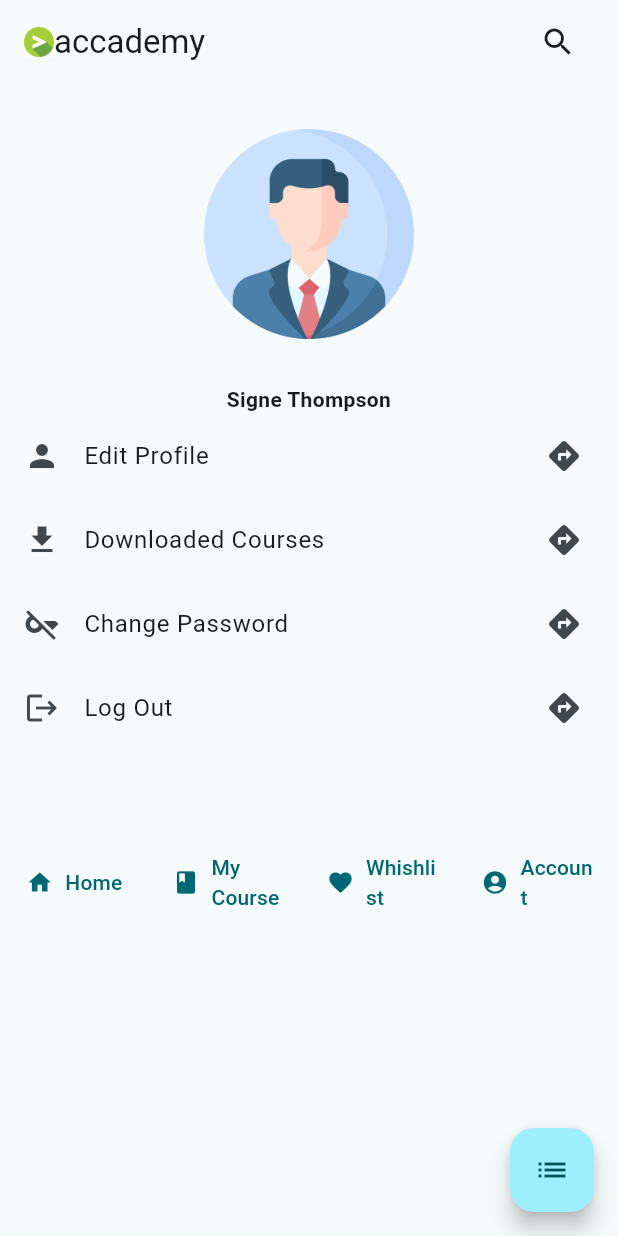
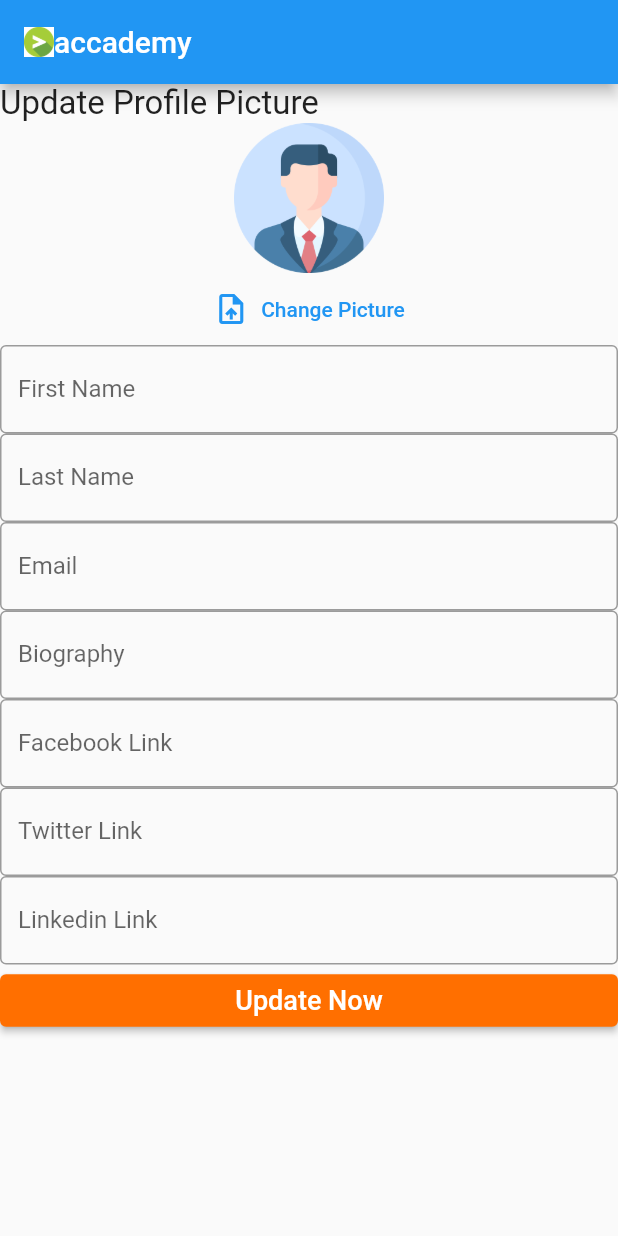
Before and after one commit to Salikkamal/flutter_application_2, a Flutter app: the screen it shows after launch, on a phone screen of 412 x 824 dp. Run offline on Flutter 3.47's test engine with Material 2 defaults, Android fonts, the phone set to English and light mode, and no system bars.

Commit message:
upaded one! Some new feauters have been added.

```diff
--- /dev/null
+++ b/lib/Screens/EditProfile.dart
@@ -0,0 +1,58 @@
+import 'package:flutter/material.dart';
+import 'package:flutter_application_2/Screens/DownloadedCourses.dart';
+import 'package:flutter_application_2/Screens/UserProfile.dart';
+import '../widgets/textfield.dart';
+import '../widgets/elevatedbuttonfunc.dart';
+
+class EditProfile extends StatelessWidget {
+  @override
+  Widget build(BuildContext context) {
+    return Scaffold(
+      appBar: AppBar(
+          title: Row(
+        mainAxisAlignment: MainAxisAlignment.spaceBetween,
+        children: [
+          Container(
+            child: Row(
+              children: [
+                Image.asset(
+                  'assets/photos/yes.png',
+                  fit: BoxFit.contain,
+                  height: 20,
+                ),
+                Text("accademy"),
+              ],
+            ),
+          ),
+        ],
+      )),
+      body: ListView(
+        children: [
+          Text(
+            "Update Profile Picture",
+            style: TextStyle(fontSize: 22),
+          ),
+          Container(
+              height: 100,
+              width: 100,
+              child: Image.asset('assets/photos/abc.PNG')),
+          TextButton.icon(
+              onPressed: () {
+                Navigator.of(context).push(
+                    MaterialPageRoute(builder: (context) => UserProfile()));
+              },
+              icon: Icon(Icons.upload_file),
+              label: Text("Change Picture")),
+          Textfieldfunc(labeltext: "First Name"),
+          Textfieldfunc(labeltext: "Last Name"),
+          Textfieldfunc(labeltext: "Email"),
+          Textfieldfunc(labeltext: "Biography"),
+          Textfieldfunc(labeltext: "Facebook Link"),
+          Textfieldfunc(labeltext: "Twitter Link"),
+          Textfieldfunc(labeltext: "Linkedin Link"),
+          Elevatedbuttonfunc(),
+        ],
+      ),
+    );
+  }
+}
--- a/lib/main.dart
+++ b/lib/main.dart
@@ -1,148 +1,18 @@
-import 'dart:io';
-
 import 'package:flutter/material.dart';
+import 'Screens/UserProfile.dart';
+import './screens/EditProfile.dart';
 
 void main() {
-  runApp(const MyApp());
+  runApp(MyApp());
 }
 
 class MyApp extends StatelessWidget {
-  const MyApp({super.key});
-
   @override
   Widget build(BuildContext context) {
     return MaterialApp(
       debugShowCheckedModeBanner: false,
       title: 'accademy',
-      theme: ThemeData(
-        colorScheme: ColorScheme.fromSeed(seedColor: Colors.white70),
-        useMaterial3: true,
-      ),
-      home: const MyHomePage(title: 'accademy'),
+      home: EditProfile(),
     );
   }
 }
-
-class MyHomePage extends StatefulWidget {
-  const MyHomePage({super.key, required this.title});
-
-  final String title;
-
-  @override
-  State<MyHomePage> createState() => _MyHomePageState();
-}
-
-class _MyHomePageState extends State<MyHomePage> {
-  //int _counter = 0;
-
-  // void _incrementCounter() {
-  //   setState(() {
-  //     //  _counter++;
-  //   });
-  // }
-
-  @override
-  Widget build(BuildContext context) {
-    return Scaffold(
-      appBar: AppBar(
-          //backgroundColor: Theme.of(context).colorScheme.inversePrimary,
-          title: Row(
-        mainAxisAlignment: MainAxisAlignment.spaceBetween,
-        children: [
-          Container(
-            margin: EdgeInsets.only(left: 0),
-            child: Row(
-              children: [
-                Image.asset(
-                  'assets/photos/yes.png',
-                  fit: BoxFit.contain,
-                  height: 20,
-                ),
-                Text(widget.title),
-              ],
-            ),
-          ),
-          Container(
-            margin: EdgeInsets.only(right: 0),
-            child: IconButton(onPressed: () {}, icon: Icon(Icons.search)),
-          ),
-        ],
-      )),
-      body: ListView(
-        children: [
-          Container(
-              padding: EdgeInsets.all(30),
-              decoration: BoxDecoration(
-                borderRadius: BorderRadius.circular(100),
-              ),
-              height: 200,
-              width: 200,
-              child: Image.asset('assets/photos/abc.PNG')),
-          Text(
-            "Signe Thompson",
-            textAlign: TextAlign.center,
-            style: TextStyle(fontWeight: FontWeight.bold),
-          ),
-          ListTile(
-            leading: Icon(
-              Icons.person,
-            ),
-            title: Text('Edit Profile'),
-            trailing: Icon(Icons.directions),
-          ),
-          ListTile(
-            leading: Icon(Icons.download),
-            title: Text('Downloaded Courses'),
-            trailing: Icon(Icons.directions),
-          ),
-          ListTile(
-            leading: Icon(Icons.key_off),
-            title: Text('Change Password'),
-            trailing: Icon(Icons.directions),
-          ),
-          ListTile(
-            leading: Icon(Icons.logout),
-            title: Text('Log Out'),
-            trailing: Icon(Icons.directions),
-          ),
-          Container(
-              margin: EdgeInsets.only(top: 60),
-              child: Row(
-                children: [
-                  Expanded(
-                    child: TextButton.icon(
-                        onPressed: () {},
-                        icon: Icon(Icons.home),
-                        label: Text("Home")),
-                  ),
-                  Expanded(
-                    child: TextButton.icon(
-                        onPressed: () {},
-                        icon: Icon(Icons.book),
-                        label: Text("My Course")),
-                  ),
-                  Expanded(
-                    child: TextButton.icon(
-                        onPressed: () {},
-                        icon: Icon(Icons.favorite),
-                        label: Text("Whishlist")),
-                  ),
-                  Expanded(
-                    child: TextButton.icon(
-                        onPressed: () {},
-                        icon: Icon(Icons.account_circle),
-                        label: Text("Account")),
-                  ),
-                ],
-              ))
-        ],
-      ),
-      floatingActionButton: FloatingActionButton(
-        onPressed: () {},
-        child: const Icon(
-          Icons.list,
-        ),
-      ),
-    );
-  }
-}
--- /dev/null
+++ b/lib/widgets/elevatedbuttonfunc.dart
@@ -0,0 +1,18 @@
+import 'package:flutter/material.dart';
+
+class Elevatedbuttonfunc extends StatelessWidget {
+  @override
+  Widget build(BuildContext context) {
+    return ElevatedButton(
+      style: ElevatedButton.styleFrom(
+        primary: Colors.amber[900],
+        minimumSize: const Size.fromHeight(35), // NEW
+      ),
+      onPressed: () {},
+      child: const Text(
+        'Update Now',
+        style: TextStyle(fontSize: 18),
+      ),
+    );
+  }
+}
--- /dev/null
+++ b/lib/widgets/textfield.dart
@@ -0,0 +1,17 @@
+import 'package:flutter/material.dart';
+
+class Textfieldfunc extends StatelessWidget {
+  String labeltext;
+
+  Textfieldfunc({required this.labeltext});
+
+  @override
+  Widget build(BuildContext context) {
+    return TextField(
+      decoration: InputDecoration(
+        border: OutlineInputBorder(),
+        labelText: labeltext,
+      ),
+    );
+  }
+}
--- a/pubspec.yaml
+++ b/pubspec.yaml
@@ -62,6 +62,7 @@ flutter:
   assets:
    - assets/photos/abc.PNG
    - assets/photos/yes.png
+
   #   - images/a_dot_ham.jpeg
 
   # An image asset can refer to one or more resolution-specific "variants", see
```
Also changed, not shown: lib/Screens/DownloadedCourses.dart (added, +21 -0 lines), lib/Screens/UserProfile.dart (added, +98 -0 lines), lib/widgets/listview.dart (added, +25 -0 lines), lib/widgets/textbutton.dart (added, +23 -0 lines), assets/photos/Download.PNG (added), 1 other file.
